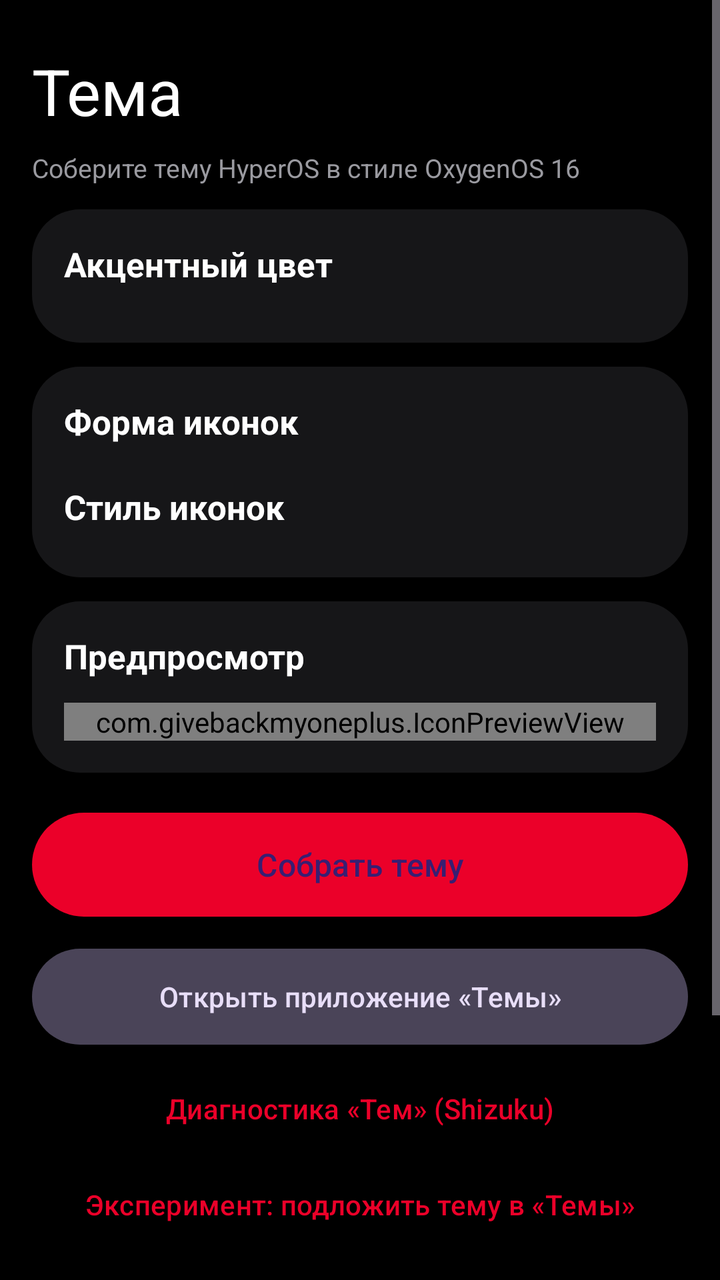
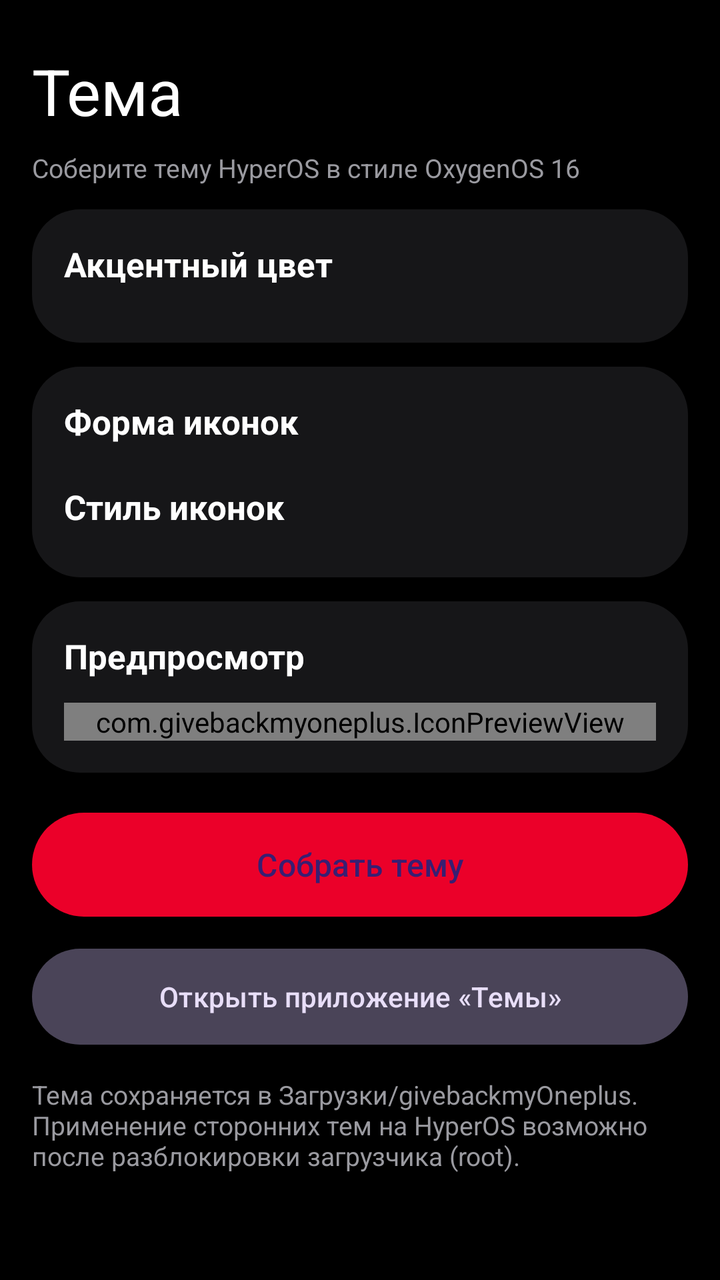

Two renders of the same Android screen: before a commit and after it. Below are the layout's source before the change and the commit's diff.
<!-- AndroidManifest.xml: application theme Theme.Gbmo -->
<!-- res/layout/section_theme.xml -->
<?xml version="1.0" encoding="utf-8"?>
<ScrollView xmlns:android="http://schemas.android.com/apk/res/android"
    android:id="@+id/sectionTheme"
    android:layout_width="match_parent"
    android:layout_height="match_parent">

    <LinearLayout
        android:layout_width="match_parent"
        android:layout_height="wrap_content"
        android:orientation="vertical"
        android:paddingHorizontal="16dp"
        android:paddingBottom="24dp">

        <TextView style="@style/Gbmo.Title" android:text="Тема" />
        <TextView style="@style/Gbmo.Hint" android:text="Соберите тему HyperOS в стиле OxygenOS 16" />

        <LinearLayout style="@style/Gbmo.Card">
            <TextView style="@style/Gbmo.CardTitle" android:text="Акцентный цвет" />
            <HorizontalScrollView
                android:layout_width="match_parent"
                android:layout_height="wrap_content"
                android:layout_marginTop="12dp"
                android:scrollbars="none">
                <LinearLayout
                    android:id="@+id/swatches"
                    android:layout_width="wrap_content"
                    android:layout_height="wrap_content"
                    android:orientation="horizontal" />
            </HorizontalScrollView>
        </LinearLayout>

        <LinearLayout style="@style/Gbmo.Card">
            <TextView style="@style/Gbmo.CardTitle" android:text="Форма иконок" />
            <com.google.android.material.chip.ChipGroup
                android:id="@+id/shapeGroup"
                android:layout_width="match_parent"
                android:layout_height="wrap_content"
                android:layout_marginTop="8dp"
                app:selectionRequired="true"
                app:singleSelection="true"
                xmlns:app="http://schemas.android.com/apk/res-auto" />

            <TextView
                style="@style/Gbmo.CardTitle"
                android:layout_marginTop="12dp"
                android:text="Стиль иконок" />
            <com.google.android.material.chip.ChipGroup
                android:id="@+id/styleGroup"
                android:layout_width="match_parent"
                android:layout_height="wrap_content"
                android:layout_marginTop="8dp"
                app:selectionRequired="true"
                app:singleSelection="true"
                xmlns:app="http://schemas.android.com/apk/res-auto" />
        </LinearLayout>

        <LinearLayout style="@style/Gbmo.Card">
            <TextView style="@style/Gbmo.CardTitle" android:text="Предпросмотр" />
            <com.givebackmyoneplus.IconPreviewView
                android:id="@+id/preview"
                android:layout_width="match_parent"
                android:layout_height="wrap_content"
                android:layout_marginTop="12dp" />
        </LinearLayout>

        <com.google.android.material.button.MaterialButton
            android:id="@+id/btnBuild"
            android:layout_width="match_parent"
            android:layout_height="60dp"
            android:layout_marginTop="16dp"
            android:text="Собрать тему"
            android:textSize="16sp"
            app:cornerRadius="30dp"
            xmlns:app="http://schemas.android.com/apk/res-auto" />

        <com.google.android.material.button.MaterialButton
            android:id="@+id/btnOpenThemes"
            style="@style/Widget.Material3.Button.TonalButton"
            android:layout_width="match_parent"
            android:layout_height="56dp"
            android:layout_marginTop="8dp"
            android:text="Открыть приложение «Темы»"
            app:cornerRadius="28dp"
            xmlns:app="http://schemas.android.com/apk/res-auto" />

        <com.google.android.material.button.MaterialButton
            android:id="@+id/btnThemeDiag"
            style="@style/Widget.Material3.Button.TextButton"
            android:layout_width="match_parent"
            android:layout_height="wrap_content"
            android:layout_marginTop="4dp"
            android:text="Диагностика «Тем» (Shizuku)" />

        <com.google.android.material.button.MaterialButton
            android:id="@+id/btnThemeImport"
            style="@style/Widget.Material3.Button.TextButton"
            android:layout_width="match_parent"
            android:layout_height="wrap_content"
            android:text="Эксперимент: подложить тему в «Темы»" />

        <com.google.android.material.button.MaterialButton
            android:id="@+id/btnThemeView"
            style="@style/Widget.Material3.Button.TextButton"
            android:layout_width="match_parent"
            android:layout_height="wrap_content"
            android:text="Эксперимент 2: открыть тему в «Темах»" />

        <com.google.android.material.button.MaterialButton
            android:id="@+id/btnThemeDebug"
            style="@style/Widget.Material3.Button.TextButton"
            android:layout_width="match_parent"
            android:layout_height="wrap_content"
            android:text="Режим отладки «Тем»" />

        <TextView
            android:id="@+id/themeStatus"
            style="@style/Gbmo.Hint"
            android:layout_marginTop="12dp"
            android:text="⚗ Экспериментально: тема сохраняется в Загрузки/givebackmyOneplus. Способ применения на HyperOS без root ещё проверяем." />
    </LinearLayout>
</ScrollView>
<!-- resources referenced by this layout -->
<resources>
  <style name="Gbmo.Card" parent="">
          <item name="android:layout_width">match_parent</item>
          <item name="android:layout_height">wrap_content</item>
          <item name="android:layout_marginTop">12dp</item>
          <item name="android:background">@drawable/bg_card</item>
          <item name="android:orientation">vertical</item>
          <item name="android:padding">16dp</item>
      </style>
  <style name="Gbmo.CardTitle" parent="">
          <item name="android:layout_width">match_parent</item>
          <item name="android:layout_height">wrap_content</item>
          <item name="android:textColor">@color/text</item>
          <item name="android:textSize">17sp</item>
          <item name="android:textStyle">bold</item>
      </style>
  <style name="Gbmo.Hint" parent="">
          <item name="android:layout_width">match_parent</item>
          <item name="android:layout_height">wrap_content</item>
          <item name="android:textColor">@color/text_secondary</item>
          <item name="android:textSize">13sp</item>
          <item name="android:layout_marginTop">4dp</item>
      </style>
  <style name="Gbmo.Title" parent="">
          <item name="android:layout_width">match_parent</item>
          <item name="android:layout_height">wrap_content</item>
          <item name="android:textColor">@color/text</item>
          <item name="android:textSize">32sp</item>
          <item name="android:layout_marginTop">24dp</item>
          <item name="android:layout_marginBottom">4dp</item>
      </style>
  <style name="Theme.Gbmo" parent="Theme.Material3.Dark.NoActionBar">
          <item name="colorPrimary">@color/accent</item>
          <item name="colorSecondary">@color/accent</item>
          <item name="android:colorBackground">@color/bg</item>
          <item name="android:windowBackground">@color/bg</item>
          <item name="android:statusBarColor">@color/bg</item>
          <item name="android:navigationBarColor">@color/surface</item>
      </style>
  <!-- drawable bg_card (drawable) -->
  <shape xmlns:android="http://schemas.android.com/apk/res/android">
      <solid android:color="@color/surface" />
      <corners android:radius="24dp" />
  </shape>
  <color name="text">#FFFFFF</color>
  <color name="text_secondary">#9A9AA0</color>
  <color name="accent">#EB0029</color>
  <color name="bg">#000000</color>
  <color name="surface">#161618</color>
</resources>

<!-- the commit's change to res/layout/section_theme.xml (unified diff, before → after) -->
@@ -83,39 +83,10 @@
             app:cornerRadius="28dp"
             xmlns:app="http://schemas.android.com/apk/res-auto" />
 
-        <com.google.android.material.button.MaterialButton
-            android:id="@+id/btnThemeDiag"
-            style="@style/Widget.Material3.Button.TextButton"
-            android:layout_width="match_parent"
-            android:layout_height="wrap_content"
-            android:layout_marginTop="4dp"
-            android:text="Диагностика «Тем» (Shizuku)" />
-
-        <com.google.android.material.button.MaterialButton
-            android:id="@+id/btnThemeImport"
-            style="@style/Widget.Material3.Button.TextButton"
-            android:layout_width="match_parent"
-            android:layout_height="wrap_content"
-            android:text="Эксперимент: подложить тему в «Темы»" />
-
-        <com.google.android.material.button.MaterialButton
-            android:id="@+id/btnThemeView"
-            style="@style/Widget.Material3.Button.TextButton"
-            android:layout_width="match_parent"
-            android:layout_height="wrap_content"
-            android:text="Эксперимент 2: открыть тему в «Темах»" />
-
-        <com.google.android.material.button.MaterialButton
-            android:id="@+id/btnThemeDebug"
-            style="@style/Widget.Material3.Button.TextButton"
-            android:layout_width="match_parent"
-            android:layout_height="wrap_content"
-            android:text="Режим отладки «Тем»" />
-
         <TextView
             android:id="@+id/themeStatus"
             style="@style/Gbmo.Hint"
             android:layout_marginTop="12dp"
-            android:text="⚗ Экспериментально: тема сохраняется в Загрузки/givebackmyOneplus. Способ применения на HyperOS без root ещё проверяем." />
+            android:text="Тема сохраняется в Загрузки/givebackmyOneplus. Применение сторонних тем на HyperOS возможно после разблокировки загрузчика (root)." />
     </LinearLayout>
 </ScrollView>
